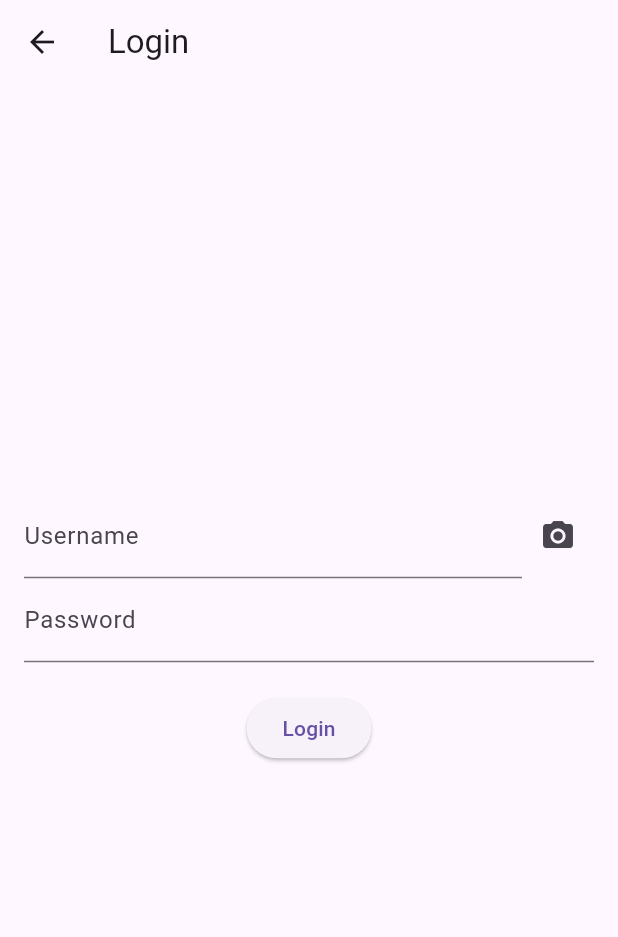
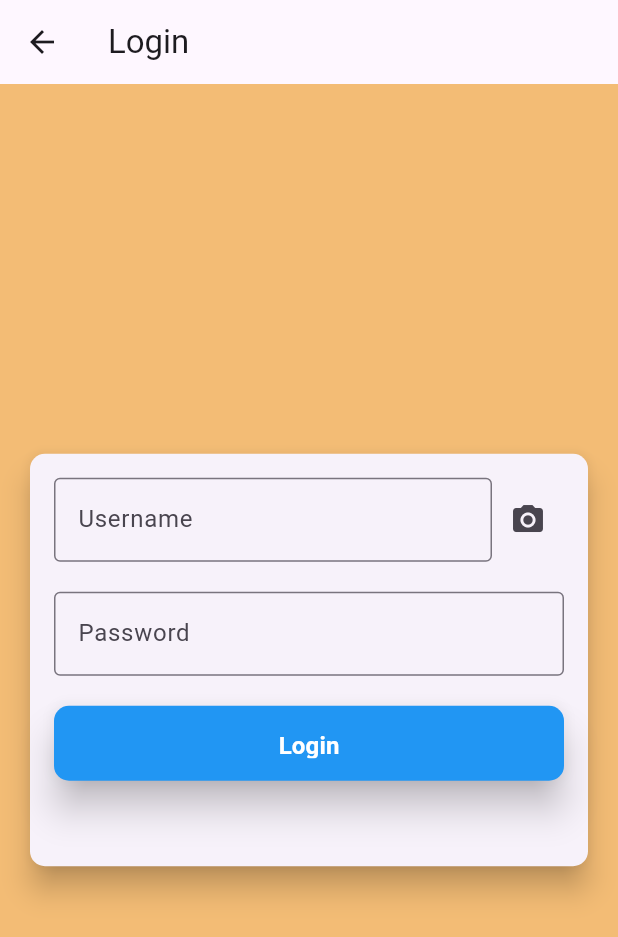
Before and after one commit to KoaLa2425/my-work, a Flutter app: the screen it shows after launch, after a tap on "Login", on a phone screen of 412 x 824 dp. Shown: the top 937 px of the screen. Run offline on Flutter 3.47's test engine with Material 3 defaults, Android fonts, the phone set to English and light mode, and no system bars; our stand-ins replace dio; missing offline and left inert: simple_barcode_scanner; network calls fail.

Commit message:
decoration

```diff
--- a/lib/Login.dart
+++ b/lib/Login.dart
@@ -51,21 +51,32 @@ class _LoginScreenState extends State<LoginScreen> {
   @override
   Widget build(BuildContext context) {
     return Scaffold(
+      backgroundColor: Color.fromARGB(255, 243, 188, 117),
       appBar: AppBar(
         title: const Text('Login'),
       ),
-      body: Padding(
+      body: Center(
+        child: SingleChildScrollView(
+          padding: const EdgeInsets.all(16.0),
+          child: Card(
+            elevation: 8,
+            shape: RoundedRectangleBorder(
+              borderRadius: BorderRadius.circular(10),
+            ),
+            child: Padding(
               padding: const EdgeInsets.all(16.0),
               child: Column(
-          mainAxisAlignment: MainAxisAlignment.center,
+                mainAxisSize: MainAxisSize.min,
                 children: <Widget>[
                   Row(
-              mainAxisAlignment: MainAxisAlignment.center,
                     children: <Widget>[
                       Expanded(
                         child: TextField(
                           controller: _usernameController,
-                    decoration: const InputDecoration(labelText: 'Username'),
+                          decoration: const InputDecoration(
+                            labelText: 'Username',
+                            border: OutlineInputBorder(),
+                          ),
                         ),
                       ),
                       IconButton(
@@ -75,7 +86,8 @@ class _LoginScreenState extends State<LoginScreen> {
                             MaterialPageRoute(
                               builder: (context) =>
                                   const SimpleBarcodeScannerPage(),
-                        ));
+                            ),
+                          );
                           setState(() {
                             if (res is String) {
                               result = res;
@@ -87,22 +99,56 @@ class _LoginScreenState extends State<LoginScreen> {
                       ),
                     ],
                   ),
+                  const SizedBox(height: 20),
                   TextField(
                     controller: _passwordController,
-              decoration: const InputDecoration(labelText: 'Password'),
+                    decoration: const InputDecoration(
+                      labelText: 'Password',
+                      border: OutlineInputBorder(),
+                    ),
                     obscureText: true,
                   ),
                   const SizedBox(height: 20),
-            ElevatedButton(
+                  SizedBox(
+                    width: 500, // กำหนดความกว้างของปุ่ม
+                    height: 50, // กำหนดความสูงของปุ่ม
+                    child: ElevatedButton(
                       onPressed: () {
                         log('result');
                         login(_usernameController.text);
                       },
-              child: const Text('Login'),
+                      style: ElevatedButton.styleFrom(
+                        padding: const EdgeInsets.symmetric(
+                            horizontal: 30, vertical: 15),
+                        shape: RoundedRectangleBorder(
+                          borderRadius: BorderRadius.circular(10),
+                        ),
+                        backgroundColor: Colors.blue,
+                        elevation: 10,
+                      ),
+                      child: const Text(
+                        'Login',
+                        style: TextStyle(
+                          color: Colors.white,
+                          fontSize: 16,
+                          fontWeight: FontWeight.bold,
+                        ),
+                      ),
+                    ),
                   ),
                   const SizedBox(height: 20),
-            Text(_response),
+                  Text(
+                    _response,
+                    style: TextStyle(
+                      color: _response == 'Login successful'
+                          ? Colors.green
+                          : Colors.red,
+                    ),
+                  ),
                 ],
+              ),
+            ),
+          ),
         ),
       ),
     );
--- a/lib/main.dart
+++ b/lib/main.dart
@@ -13,6 +13,7 @@ class MyApp extends StatelessWidget {
   @override
   Widget build(BuildContext context) {
     return MaterialApp(
+      debugShowCheckedModeBanner: false,
       title: 'Flutter Demo',
       theme: ThemeData(
         primarySwatch: Colors.blue,
@@ -158,32 +159,38 @@ class _MyHomePageState extends State<MyHomePage> {
       appBar: AppBar(
         title: const Text('API Demo'),
       ),
-      body: Column(
+      body: Container(
+        color: Color.fromARGB(255, 243, 188, 117), // เปลี่ยนสีพื้นหลังที่นี่
+        padding: const EdgeInsets.all(8.0),
+        child: Column(
           children: [
             Expanded(
               child: ListView.builder(
                 itemCount: _data.length,
                 itemBuilder: (context, index) {
                   final item = _data[index];
-                return ListTile(
-                  title: Text("Username: " + item['Name']),
+                  return Card(
+                    margin: const EdgeInsets.symmetric(vertical: 8.0),
+                    child: ListTile(
+                      title: Text("Username: " + item['Name'], style: TextStyle(fontWeight: FontWeight.bold)),
                       subtitle: Text("Password: " + item['code']),
                       trailing: Row(
                         mainAxisSize: MainAxisSize.min,
                         children: [
                           IconButton(
-                        icon: Icon(Icons.edit),
+                            icon: Icon(Icons.edit, color: Colors.blue),
                             onPressed: () {
                               Edit_Popup(item['id']);
                             },
                           ),
                           IconButton(
-                        icon: Icon(Icons.delete),
+                            icon: Icon(Icons.delete, color: Colors.red),
                             onPressed: () {
                               _deleteItem(item['id']);
                             },
                           ),
                         ],
+                      ),
                     ),
                   );
                 },
@@ -202,6 +209,7 @@ class _MyHomePageState extends State<MyHomePage> {
             ),
           ],
         ),
+      ),
       floatingActionButton: FloatingActionButton(
         onPressed: () {
           AddPopup();
```
Lines whose indentation alone changed are shown as unchanged.
